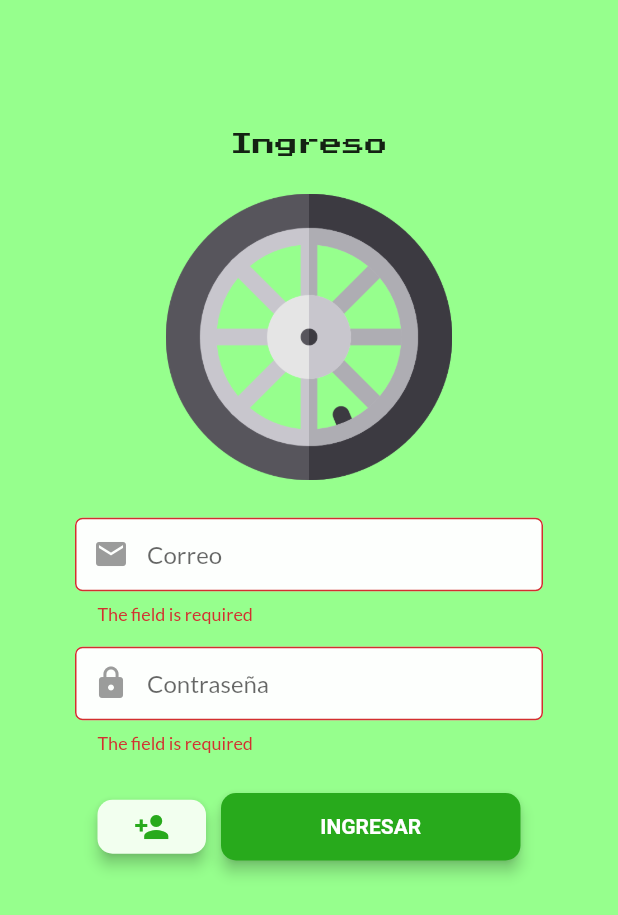
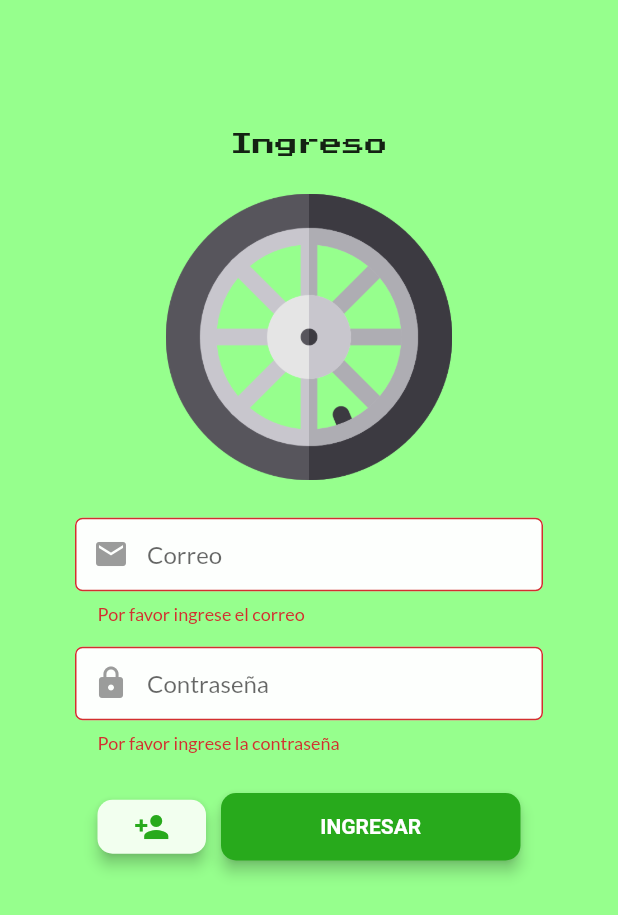
Before and after one commit to lipaocaspi/proj_ver2, a Flutter app: the LoginPage screen opened directly, after a tap on "INGRESAR", on a phone screen of 412 x 824 dp. Shown: the top 915 px of the screen. Run offline on Flutter 3.47's test engine with Material 2 defaults, Android fonts, the phone set to English and light mode, and no system bars; our stand-ins replace flutter_switch, fluttertoast, form_validator, geocoding, geolocator, google_fonts and 4 more; accounts and stored records are empty.

Commit message:
login_fin

```diff
--- a/lib/LoginPage/login_page_screen.dart
+++ b/lib/LoginPage/login_page_screen.dart
@@ -27,7 +27,7 @@ class LoginPageState extends State<LoginPage> {
   final _keyForm = GlobalKey<FormState>();
 
   validate() async {
-    final response = await http.get(Uri.parse("http://192.168.1.40:3000/users?email=$email&password=$password"));
+    final response = await http.get(Uri.parse("http://192.168.0.109:3000/users?email=$email&password=$password"));
     if (response.statusCode == 200) {
       List<dynamic> myUser = json.decode(response.body);
       List<Users> user = myUser.map((e) => Users.fromJson(e)).toList();
@@ -48,7 +48,7 @@ class LoginPageState extends State<LoginPage> {
         widget._ridesU.clear();
         widget._ridesP.clear();
 
-        final response = await http.get(Uri.parse("http://192.168.1.40:3000/rides"));
+        final response = await http.get(Uri.parse("http://192.168.0.109:3000/rides"));
 
         if (response.statusCode == 200) {
           List<dynamic> myRides = json.decode(utf8.decode(response.bodyBytes));
@@ -123,7 +123,7 @@ class LoginPageState extends State<LoginPage> {
                             ),
                             keyboardType: TextInputType.emailAddress,
                             textInputAction: TextInputAction.next,
-                            validator: ValidationBuilder().email().build(),
+                            validator: ValidationBuilder(requiredMessage: "Por favor ingrese el correo").email().build(),
                             onChanged: (value) {
                               setState(() {
                                 email = _controllerEmail.text;
@@ -145,7 +145,7 @@ class LoginPageState extends State<LoginPage> {
                             ),
                             obscureText: true,
                             textInputAction: TextInputAction.done,
-                            validator: ValidationBuilder().build(),
+                            validator: ValidationBuilder(requiredMessage: "Por favor ingrese la contraseña").build(),
                             onChanged: (value) {
                               setState(() {
                                 password = _controllerPassword.text;
```
